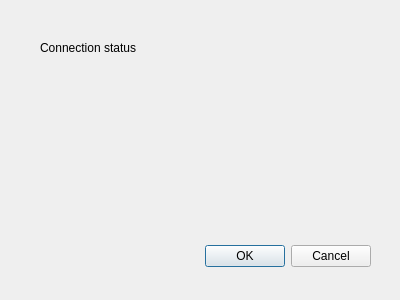
The window that qt_forms/login_popup.ui (chernig/tradebot) describes before a commit, drawn with Qt 5.
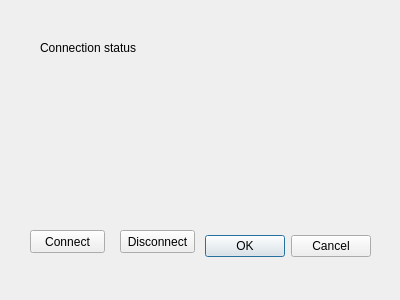
The same window after the commit.

The edit to the form file:
```diff
--- a/qt_forms/login_popup.ui
+++ b/qt_forms/login_popup.ui
@@ -17,7 +17,7 @@
    <property name="geometry">
     <rect>
      <x>30</x>
-     <y>240</y>
+     <y>230</y>
      <width>341</width>
      <height>32</height>
     </rect>
@@ -58,6 +58,32 @@
     <string/>
    </property>
   </widget>
+  <widget class="QPushButton" name="pushButton">
+   <property name="geometry">
+    <rect>
+     <x>30</x>
+     <y>230</y>
+     <width>75</width>
+     <height>23</height>
+    </rect>
+   </property>
+   <property name="text">
+    <string>Connect</string>
+   </property>
+  </widget>
+  <widget class="QPushButton" name="pushButton_2">
+   <property name="geometry">
+    <rect>
+     <x>120</x>
+     <y>230</y>
+     <width>75</width>
+     <height>23</height>
+    </rect>
+   </property>
+   <property name="text">
+    <string>Disconnect</string>
+   </property>
+  </widget>
  </widget>
  <resources/>
  <connections>
```
Left out of the diff: 8 changed lines with no effect on the pictures.
